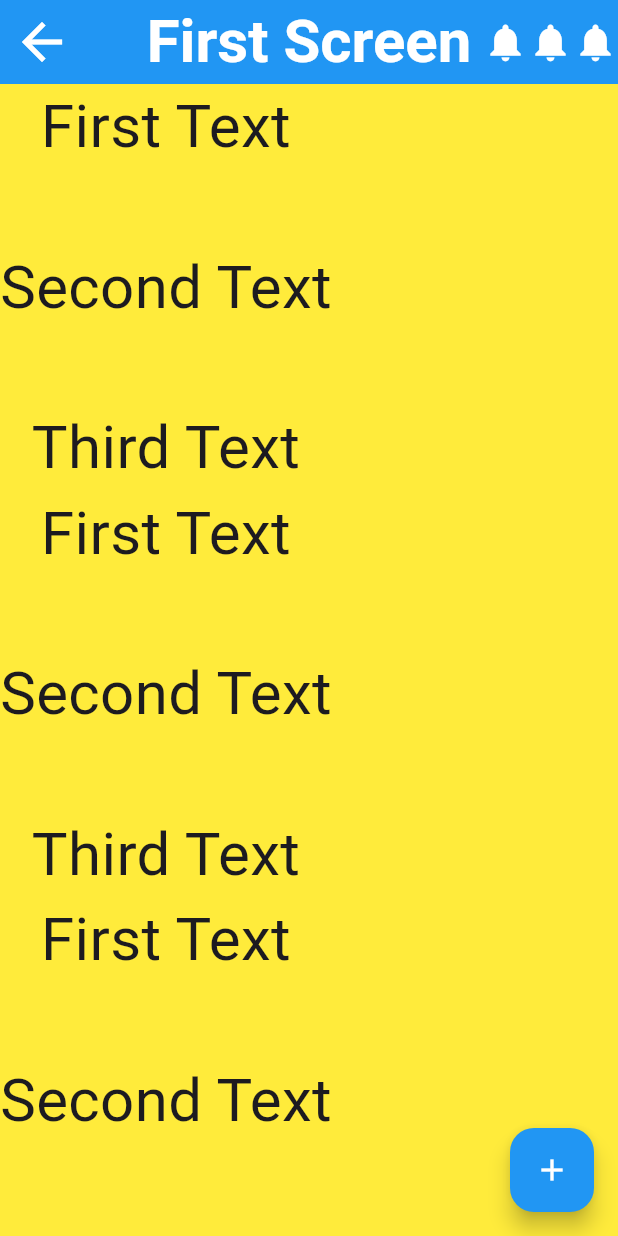
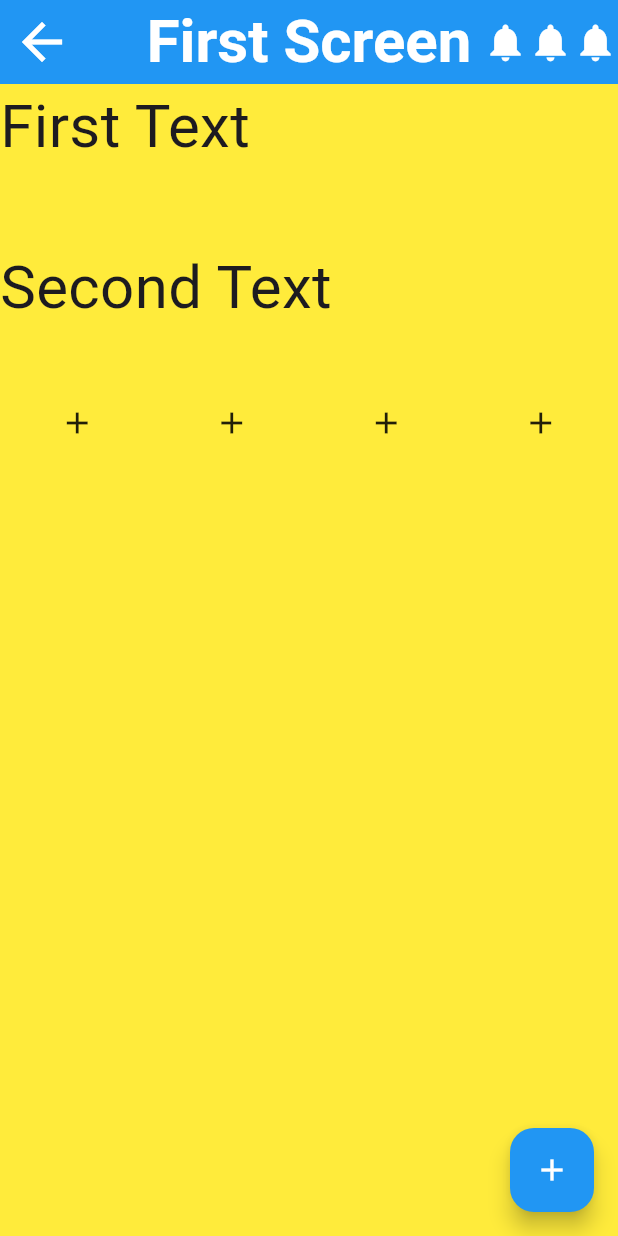
Before and after one commit to MuhammadAliKust/Shahram-App, a Flutter app: the screen it shows after launch, on a phone screen of 412 x 824 dp. Run offline on Flutter 3.47's test engine with Material 3 defaults, Android fonts, the phone set to English and light mode, and no system bars.

Commit message:
Nested Row/Column Done

```diff
--- a/lib/main.dart
+++ b/lib/main.dart
@@ -31,31 +31,26 @@
           ],
         ),
 
-        body: SingleChildScrollView(
-          scrollDirection: Axis.horizontal,
-          child: Column(children: [
-            Text("First Text",style: TextStyle(fontSize: 40),),
-            SizedBox(height: 50,),
-            Text("Second Text",style: TextStyle(fontSize: 40),),
-            SizedBox(height: 50,),
-            Text("Third Text",style: TextStyle(fontSize: 40),),     Text("First Text",style: TextStyle(fontSize: 40),),
-            SizedBox(height: 50,),
-            Text("Second Text",style: TextStyle(fontSize: 40),),
-            SizedBox(height: 50,),
-            Text("Third Text",style: TextStyle(fontSize: 40),),     Text("First Text",style: TextStyle(fontSize: 40),),
-            SizedBox(height: 50,),
-            Text("Second Text",style: TextStyle(fontSize: 40),),
-            SizedBox(height: 50,),
-            Text("Third Text",style: TextStyle(fontSize: 40),),     Text("First Text",style: TextStyle(fontSize: 40),),
-            SizedBox(height: 50,),
-            Text("Second Text",style: TextStyle(fontSize: 40),),
-            SizedBox(height: 50,),
-            Text("Third Text",style: TextStyle(fontSize: 40),),     Text("First Text",style: TextStyle(fontSize: 40),),
-            SizedBox(height: 50,),
-            Text("Second Text",style: TextStyle(fontSize: 40),),
-            SizedBox(height: 50,),
-            Text("Third Text",style: TextStyle(fontSize: 40),),
-          ],),
+        body: Column(
+          crossAxisAlignment: CrossAxisAlignment.start,
+          mainAxisAlignment: MainAxisAlignment.start,
+          children: [
+            Text("First Text", style: TextStyle(fontSize: 40)),
+            SizedBox(height: 50),
+            Text("Second Text", style: TextStyle(fontSize: 40)),
+            SizedBox(height: 50),
+            Row(
+              mainAxisAlignment: MainAxisAlignment.spaceAround,
+              children: [
+                Icon(Icons.add),
+                Icon(Icons.add),
+
+                Icon(Icons.add),
+
+                Icon(Icons.add),
+              ],
+            ),
+          ],
         ),
         floatingActionButton: FloatingActionButton(
           onPressed: () {},
```
